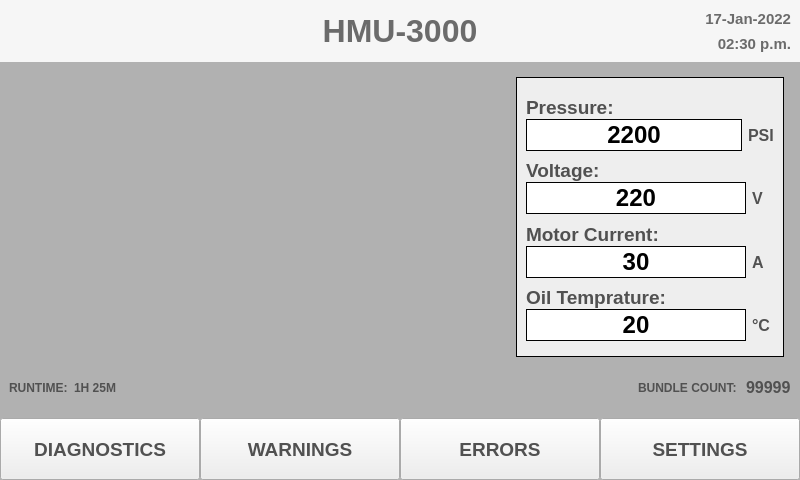
This is mainWindow.ui in gursingh1996/PyQt5-HMU-3000 as Qt 5 draws it before an edit. The edited form follows.
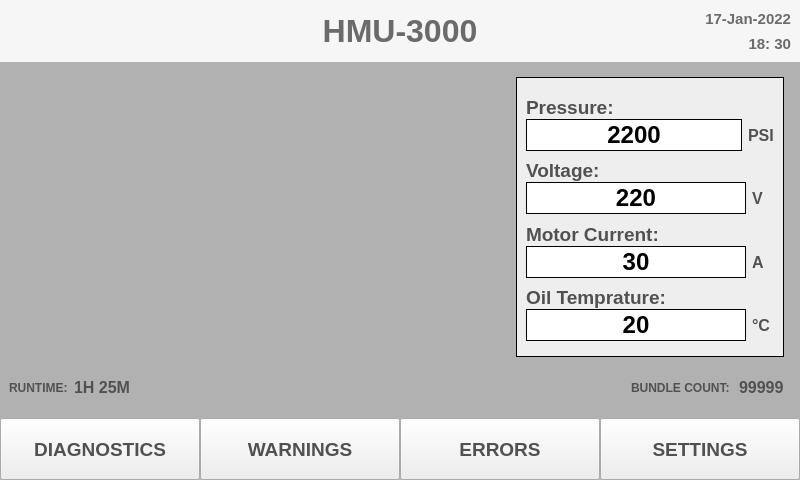
This is the edited form. Icons and pictures are not drawn.

Commit message: btn hover removed

The edit to the form file:
```diff
--- a/mainWindow.ui
+++ b/mainWindow.ui
@@ -20,6 +20,9 @@
   <property name="windowTitle">
    <string>MainWindow</string>
   </property>
+  <property name="tabShape">
+   <enum>QTabWidget::Rounded</enum>
+  </property>
   <widget class="QWidget" name="centralwidget">
    <property name="minimumSize">
     <size>
@@ -188,7 +191,7 @@
              <string notr="true">color: rgb(107, 107, 107);</string>
             </property>
             <property name="text">
-             <string>02:30 p.m.</string>
+             <string>18: 30</string>
             </property>
             <property name="alignment">
              <set>Qt::AlignRight|Qt::AlignTrailing|Qt::AlignVCenter</set>
@@ -695,6 +698,9 @@
        <number>0</number>
       </property>
       <layout class="QHBoxLayout" name="horizontalLayout_8">
+       <property name="rightMargin">
+        <number>16</number>
+       </property>
        <item>
         <widget class="QFrame" name="frame_3">
          <property name="frameShape">
@@ -727,6 +733,7 @@
            <widget class="QLabel" name="runtime_label">
             <property name="font">
              <font>
+              <pointsize>12</pointsize>
               <weight>75</weight>
               <bold>true</bold>
              </font>
```
Left out of the diff: 50 changed lines with no effect on the pictures. The commit also changes 1 other file.
